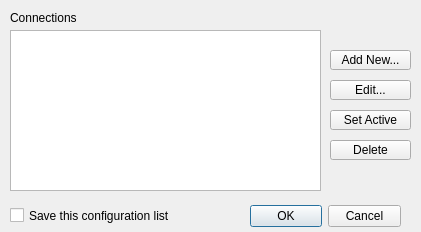
Above: gui/EasyAcct_ConnHub.ui from Aspectious/EasyAcct before the change. Below: the same form after it.
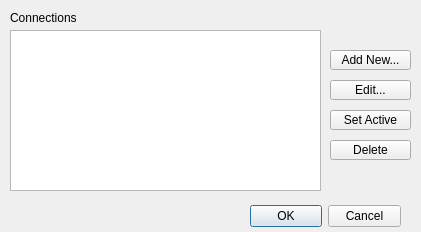
That is the form after the change.

The edit to the form file:
```diff
--- a/gui/EasyAcct_ConnHub.ui
+++ b/gui/EasyAcct_ConnHub.ui
@@ -104,19 +104,6 @@
     <string>Delete</string>
    </property>
   </widget>
-  <widget class="QCheckBox" name="c_savecfg">
-   <property name="geometry">
-    <rect>
-     <x>10</x>
-     <y>200</y>
-     <width>221</width>
-     <height>31</height>
-    </rect>
-   </property>
-   <property name="text">
-    <string>Save this configuration list</string>
-   </property>
-  </widget>
  </widget>
  <resources/>
  <connections>
```
